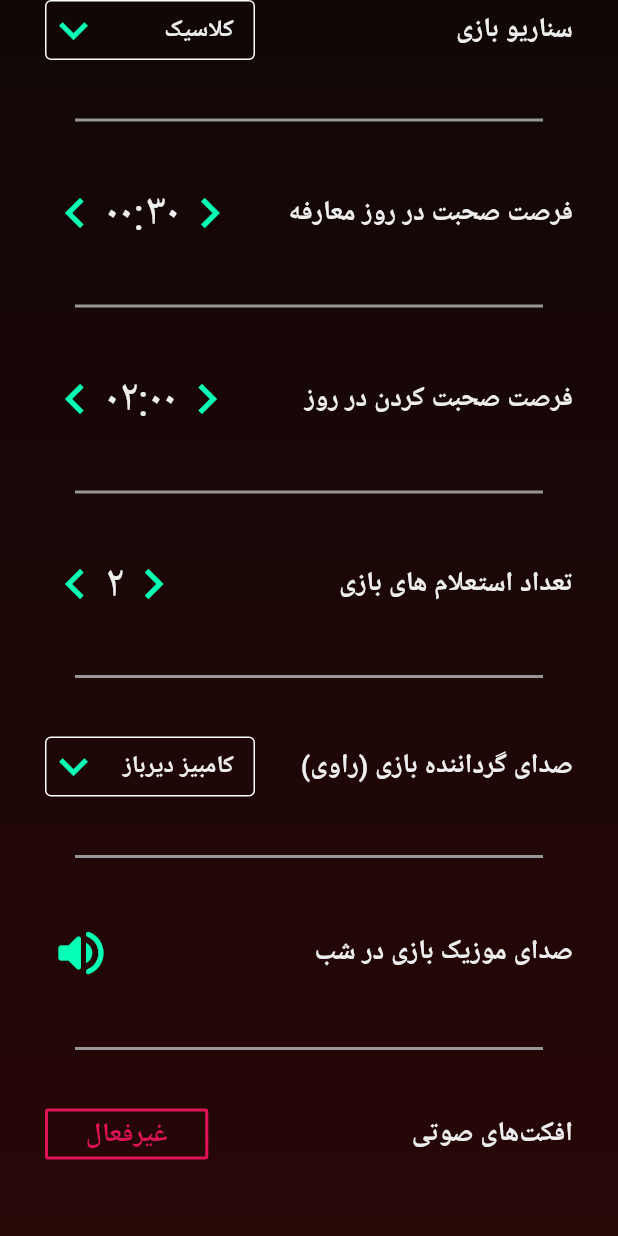
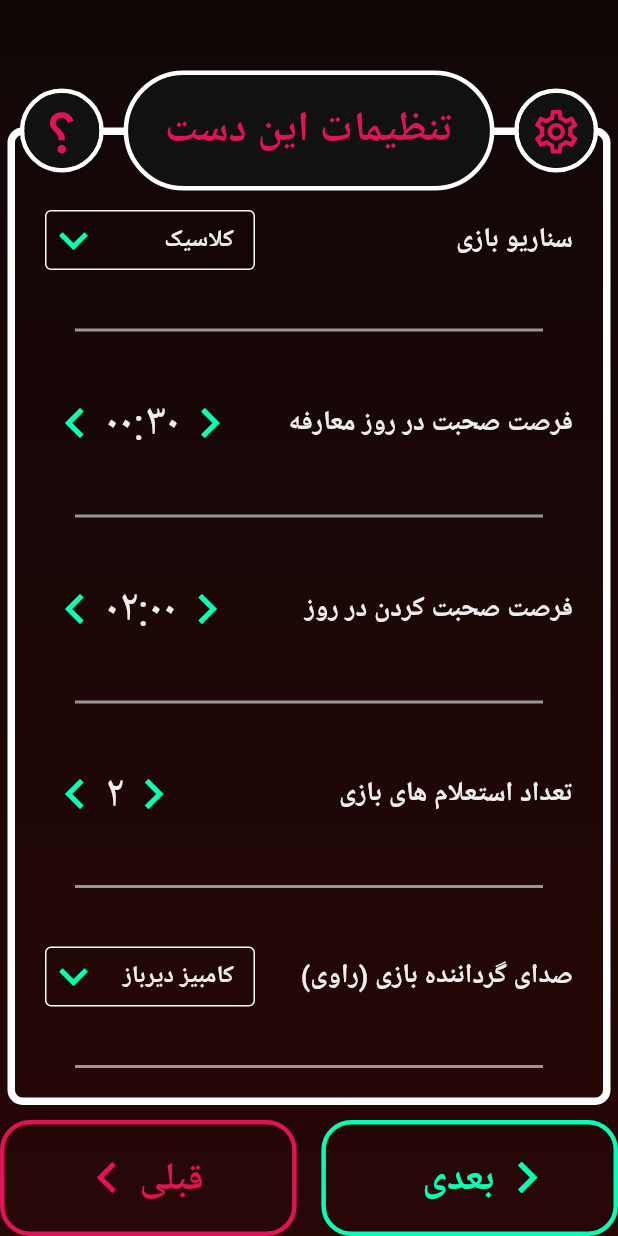
Before and after one commit to MHMDHSiN83/mafia_killer, a Flutter app: the GameSettingsPage screen opened by its route, on a phone screen of 412 x 824 dp. Run offline on Flutter 3.47's test engine with Material 3 defaults, Android fonts, the light colour scheme and no system bars.

Commit message:
added Page Frame to game-settings-page

```diff
--- a/lib/pages/game_settings_page.dart
+++ b/lib/pages/game_settings_page.dart
@@ -1,5 +1,7 @@
 import 'package:flutter/material.dart';
 import 'package:mafia_killer/components/my_divider.dart';
+import 'package:mafia_killer/components/my_outlined_button.dart';
+import 'package:mafia_killer/components/page_frame.dart';
 import 'package:mafia_killer/components/row_counterbox.dart';
 import 'package:mafia_killer/components/row_dropdownbox.dart';
 import 'package:mafia_killer/models/app_handler.dart';
@@ -92,8 +94,21 @@ class _GameSettingsPageState extends State<GameSettingsPage> {
             Color.fromRGBO(40, 7, 7, 1),
           ],
         )),
-        padding: const EdgeInsets.symmetric(horizontal: 30),
+        //padding: const EdgeInsets.symmetric(horizontal: 30),
+        child: Column(
+          children: [
+            SizedBox(
+              height: 50,
+            ),
+            Expanded(
+              flex: 18,
+              child: PageFrame(
+                pageTitle: "تنظیمات این دست",
                 child: ListView(
+                  padding: EdgeInsets.symmetric(
+                    horizontal: 20,
+                    vertical: 50,
+                  ),
                   children: [
                     RowDropdownBox(
                       title: 'سناریو بازی',
@@ -150,7 +165,8 @@ class _GameSettingsPageState extends State<GameSettingsPage> {
                         IconButton(
                             onPressed: () {
                               setState(() {
-                        gameSettings['playMusic'] = !gameSettings['playMusic'];
+                                gameSettings['playMusic'] =
+                                    !gameSettings['playMusic'];
                               });
                             },
                             padding: EdgeInsets.zero,
@@ -185,7 +201,8 @@ class _GameSettingsPageState extends State<GameSettingsPage> {
                             });
                           },
                           child: Container(
-                    padding: EdgeInsets.symmetric(horizontal: 25, vertical: 2),
+                            padding: EdgeInsets.symmetric(
+                                horizontal: 25, vertical: 2),
                             decoration: BoxDecoration(
                                 border: Border.all(
                                   color: gameSettings['soundEffect']
@@ -211,6 +228,43 @@ class _GameSettingsPageState extends State<GameSettingsPage> {
                   ],
                 ),
               ),
+            ),
+            Expanded(
+              flex: 2,
+              child: Row(
+                crossAxisAlignment: CrossAxisAlignment.stretch,
+                children: [
+                  Expanded(
+                    flex: 12,
+                    child: MyOutlinedButton(
+                      text: "بعدی",
+                      color: AppColors.greenColor,
+                      hasIcon: true,
+                      isIconRight: true,
+                      onTap: () =>
+                          Navigator.pushNamed(context, '/game_settings_page'),
+                      icon: Icons.keyboard_arrow_right,
+                    ),
+                  ),
+                  const Spacer(
+                    flex: 1,
+                  ),
+                  Expanded(
+                      flex: 12,
+                      child: MyOutlinedButton(
+                        text: "قبلی",
+                        hasIcon: true,
+                        color: AppColors.redColor,
+                        onTap: () => Navigator.pop(context),
+                        isIconRight: false,
+                        icon: Icons.keyboard_arrow_left,
+                      )),
+                ],
+              ),
+            ),
+          ],
+        ),
+      ),
     );
   }
 }
--- a/lib/pages/players_page.dart
+++ b/lib/pages/players_page.dart
@@ -37,7 +37,7 @@ class _PlayersPageState extends State<PlayersPage> {
           Expanded(
             flex: 18,
             child: PageFrame(
-              pageTitle: "تنظیمات  این دست",
+              pageTitle: "نام بازیکنان",
               child: Column(
                 children: [
                   Expanded(
@@ -128,7 +128,8 @@ class _PlayersPageState extends State<PlayersPage> {
                     color: AppColors.greenColor,
                     hasIcon: true,
                     isIconRight: true,
-                    onTap: () => Navigator.pushNamed(context, '/intro_page'),
+                    onTap: () =>
+                        Navigator.pushNamed(context, '/game_settings_page'),
                     icon: Icons.keyboard_arrow_right,
                   ),
                 ),
```
Lines whose indentation alone changed are shown as unchanged.
